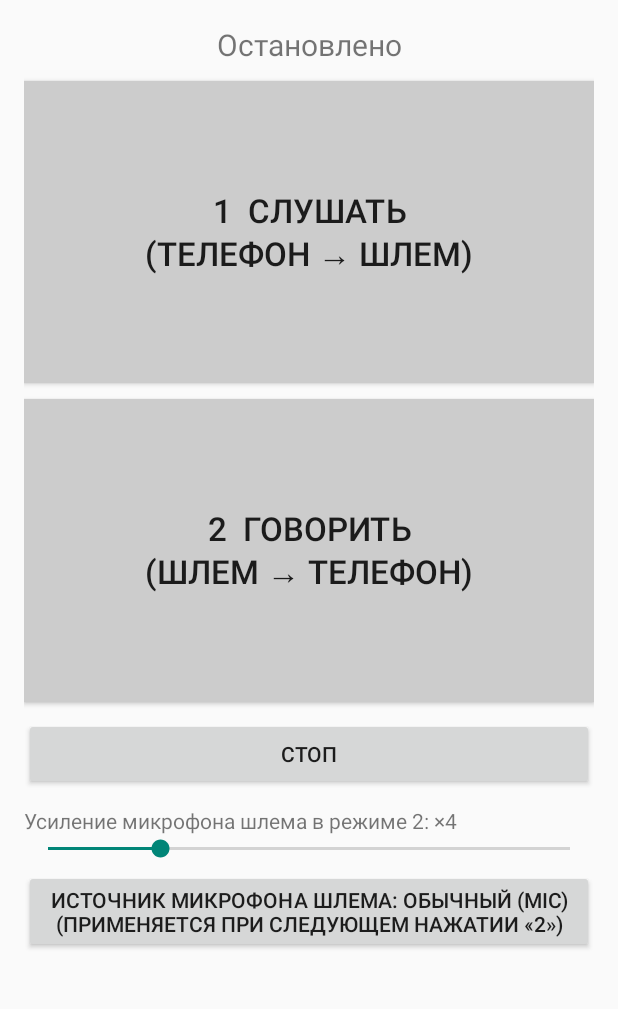
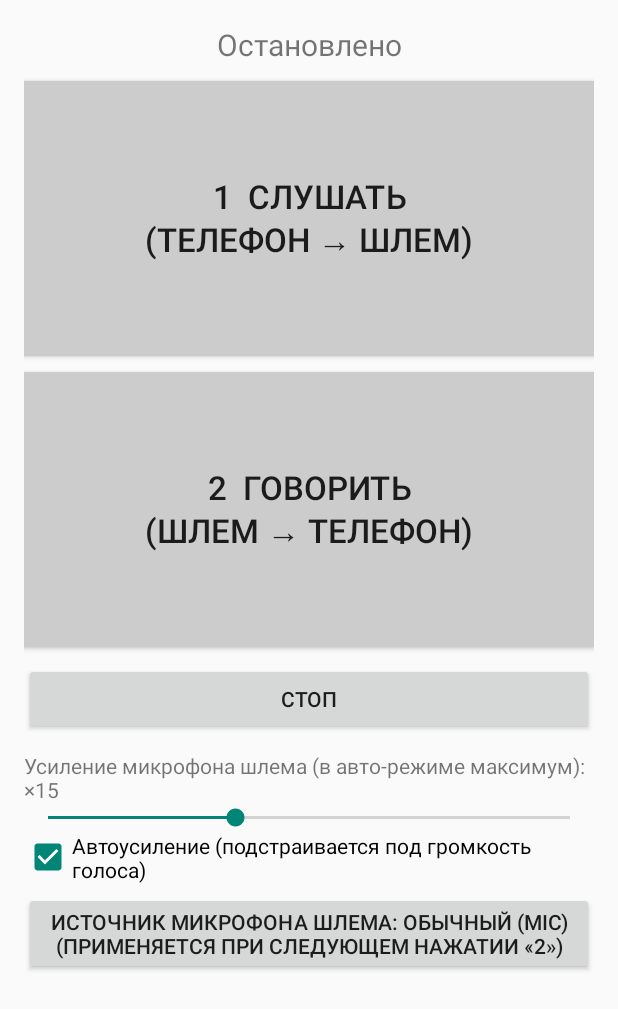
Before and after one commit to wh1tebeardv/cleude_helmet, an Android app: the screen it shows after launch (MainActivity), on a phone screen of 412 x 824 dp. Shown: the top 1009 px of the screen. Run offline under Robolectric (Android 15) with nearby library versions, the phone set to English and light mode, and no system bars.

Commit message:
TALK mode: automatic gain control with manual max, slider up to x40
Co-Authored-By: Claude Sonnet 5.5 <noreply@anthropic.com>
Claude-Session: https://claude.ai/code/session_01Qsyb9NPsuhCyuGVPyXSc5Q

```diff
--- a/app/src/main/java/com/example/helmetrelay/MainActivity.kt
+++ b/app/src/main/java/com/example/helmetrelay/MainActivity.kt
@@ -51,21 +51,21 @@ class MainActivity : Activity() {
         root.addView(btnStop, LinearLayout.LayoutParams(-1, -2).apply { topMargin = 16 })
 
         val prefs = getSharedPreferences("relay", MODE_PRIVATE)
-        val gainStep = prefs.getInt("gainStep", 4) // усиление = шаг (×1 … ×15)
+        val gainStep = prefs.getInt("gainStep", 15) // усиление = шаг (×1 … ×15)
         RelayService.talkGain = gainStep.toFloat()
         val gainLabel = TextView(this).apply {
             textSize = 14f
-            text = "Усиление микрофона шлема в режиме 2: ×$gainStep"
+            text = "Усиление микрофона шлема (в авто-режиме максимум): ×$gainStep"
         }
         root.addView(gainLabel, LinearLayout.LayoutParams(-1, -2).apply { topMargin = 16 })
         val gainBar = SeekBar(this).apply {
-            max = 14
+            max = 39
             progress = gainStep - 1
             setOnSeekBarChangeListener(object : SeekBar.OnSeekBarChangeListener {
                 override fun onProgressChanged(sb: SeekBar?, value: Int, fromUser: Boolean) {
                     val step = value + 1
                     RelayService.talkGain = step.toFloat()
-                    gainLabel.text = "Усиление микрофона шлема в режиме 2: ×$step"
+                    gainLabel.text = "Усиление микрофона шлема (в авто-режиме максимум): ×$step"
                     prefs.edit().putInt("gainStep", step).apply()
                 }
 
@@ -74,6 +74,17 @@ class MainActivity : Activity() {
             })
         }
         root.addView(gainBar, LinearLayout.LayoutParams(-1, -2))
+
+        RelayService.talkAuto = prefs.getBoolean("auto", true)
+        val autoBox = android.widget.CheckBox(this).apply {
+            text = "Автоусиление (подстраивается под громкость голоса)"
+            isChecked = RelayService.talkAuto
+            setOnCheckedChangeListener { _, checked ->
+                RelayService.talkAuto = checked
+                prefs.edit().putBoolean("auto", checked).apply()
+            }
+        }
+        root.addView(autoBox, LinearLayout.LayoutParams(-1, -2))
 
         val sources = listOf(
             "Голосовой (VOICE_COMMUNICATION)" to android.media.MediaRecorder.AudioSource.VOICE_COMMUNICATION,
```
Also changed, not shown: app/src/main/java/com/example/helmetrelay/RelayService.kt (+20 -3 lines).
